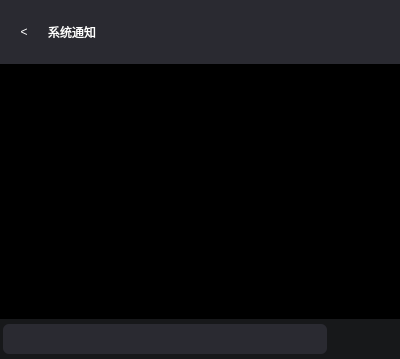
Qt form VideoPlayer/pernotice/MainNotice.ui (huizhang556/pc-video-player) before a commit.
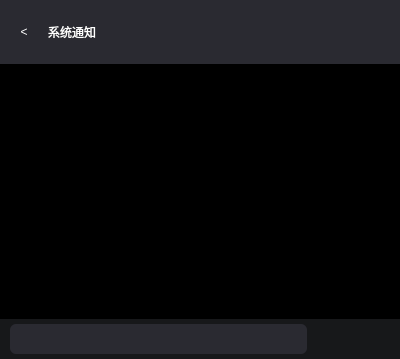
The same form after that commit. Icons and pictures are not drawn.

What changed in the file:
```diff
--- a/VideoPlayer/pernotice/MainNotice.ui
+++ b/VideoPlayer/pernotice/MainNotice.ui
@@ -739,19 +739,19 @@
            </property>
            <layout class="QHBoxLayout" name="horizontalLayout">
             <property name="spacing">
-             <number>5</number>
+             <number>10</number>
             </property>
             <property name="leftMargin">
-             <number>3</number>
+             <number>10</number>
             </property>
             <property name="topMargin">
-             <number>3</number>
+             <number>5</number>
             </property>
             <property name="rightMargin">
-             <number>3</number>
+             <number>10</number>
             </property>
             <property name="bottomMargin">
-             <number>3</number>
+             <number>5</number>
             </property>
             <item>
              <widget class="QLineEdit" name="lineEdit_send">
@@ -789,13 +789,13 @@
              <widget class="QPushButton" name="pushButton_send_picture">
               <property name="minimumSize">
                <size>
-                <width>30</width>
+                <width>33</width>
                 <height>30</height>
                </size>
               </property>
               <property name="maximumSize">
                <size>
-                <width>30</width>
+                <width>33</width>
                 <height>30</height>
                </size>
               </property>
```
Left out of the diff: 2 changed lines with no effect on the pictures.
